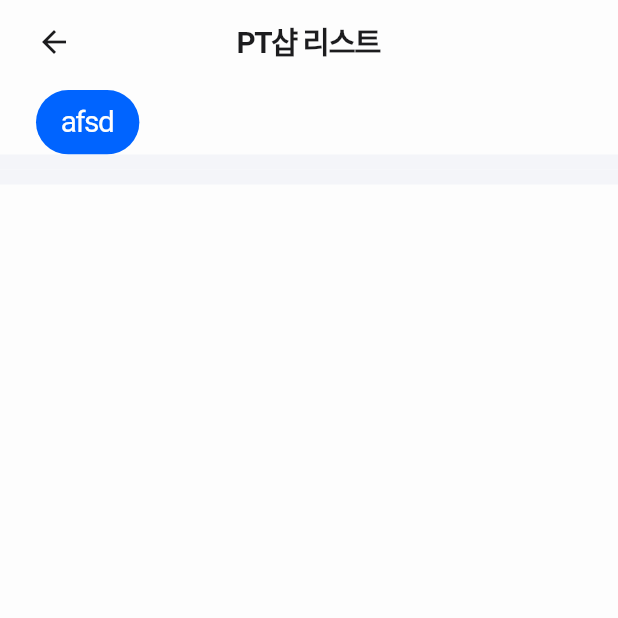
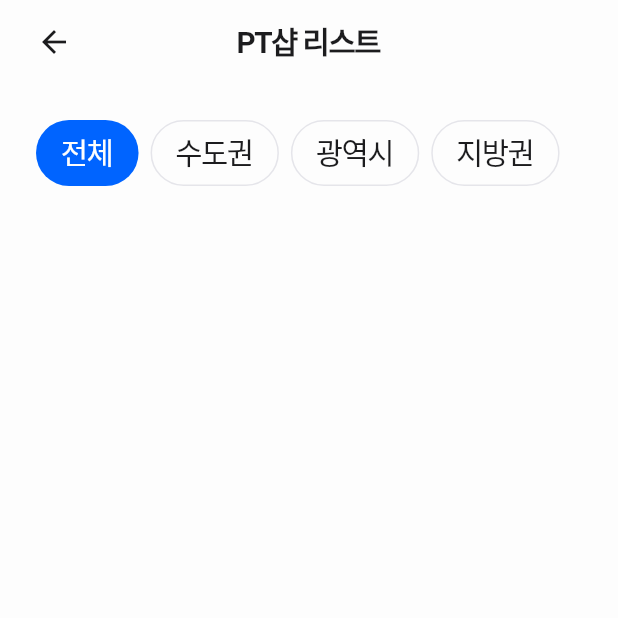
Before and after one commit to yeongwooCho/cafe, a Flutter app: the PersonalTrainingListScreen screen opened by its route, on a phone screen of 412 x 824 dp, the top half of it. Run offline on Flutter 3.47's test engine with Material 3 defaults, Android fonts, the phone set to English and light mode, and no system bars; our stand-ins replace flutter_riverpod, fluttertoast, go_router, grouped_list, loading_animation_widget, multi_dropdown and 2 more; missing offline and left inert: hidable; Roboto replaces fonts that are missing (Pretendard).

Commit message:
[feat] personalTrainingProvider 구현: PT샵 전체보기 화면에 추가

```diff
--- /dev/null
+++ b/lib/personal_training/provider/personal_training_category_provider.dart
@@ -0,0 +1,27 @@
+import 'package:flutter_riverpod/flutter_riverpod.dart';
+
+enum PersonalTrainingCategoryStatus {
+  entire('전체'),
+  metropolitanArea('수도권'),
+  metropolitanCity('광역시'),
+  localArea('지방권');
+
+  const PersonalTrainingCategoryStatus(this.label);
+
+  final String label;
+}
+
+final personalTrainingCategorySelectedProvider =
+    StateProvider<PersonalTrainingCategoryStatus>(
+  (ref) => PersonalTrainingCategoryStatus.entire,
+);
+
+final personalTrainingCategoriesProvider =
+    StateProvider<List<PersonalTrainingCategoryStatus>>(
+  (ref) => [
+    PersonalTrainingCategoryStatus.entire,
+    PersonalTrainingCategoryStatus.metropolitanArea,
+    PersonalTrainingCategoryStatus.metropolitanCity,
+    PersonalTrainingCategoryStatus.localArea,
+  ],
+);
--- a/lib/personal_training/view/personal_training_list_screen.dart
+++ b/lib/personal_training/view/personal_training_list_screen.dart
@@ -1,11 +1,9 @@
-import 'package:cafe/common/component/horizontal_button_list.dart';
-import 'package:cafe/personal_training/provider/personal_training_provider.dart';
-import 'package:flutter/cupertino.dart';
+import 'package:cafe/personal_training/provider/personal_training_category_provider.dart';
 import 'package:flutter/material.dart';
-import 'package:flutter/widgets.dart';
 import 'package:flutter_riverpod/flutter_riverpod.dart';
 
-import '../../common/component/divider_container.dart';
+import '../../common/const/colors.dart';
+import '../../common/const/text_styles.dart';
 import '../../common/layout/default_app_bar.dart';
 import '../../common/layout/default_layout.dart';
 
@@ -16,26 +14,68 @@ class PersonalTrainingListScreen extends ConsumerWidget {
 
   @override
   Widget build(BuildContext context, WidgetRef ref) {
-    final pt = ref.watch(personalTrainingProvider);
-    final imageWidth = (MediaQuery.of(context).size.width - 48 - 16) / 3;
+    // final products = ref.watch(productProvider);
+    final categories = ref.watch(personalTrainingCategoriesProvider);
+    final selectedCategory =
+        ref.watch(personalTrainingCategorySelectedProvider);
+    // final randomProducts = ref.watch(productRandomProvider);
 
     return DefaultLayout(
       appbar: const DefaultAppBar(title: 'PT샵 리스트'),
-      child: SingleChildScrollView(
-        physics: const BouncingScrollPhysics(),
-        child: Column(
-          crossAxisAlignment: CrossAxisAlignment.stretch,
-          children: [
-            HorizontalButtonList(buttons: [
-              HorizontalButtonModel(
-                title: 'afsd',
-                onTap: () {},
-              ),
-            ]),
-            const DividerContainer(),
-            const DividerContainer(),
-          ],
-        ),
+      child: Column(
+        children: [
+          SizedBox(
+            height: 84.0,
+            child: ListView.separated(
+              padding:
+                  const EdgeInsets.symmetric(horizontal: 24.0, vertical: 20.0),
+              scrollDirection: Axis.horizontal,
+              itemBuilder: (BuildContext context, int index) {
+                final category = categories[index];
+
+                return Container(
+                  decoration: BoxDecoration(
+                    color:
+                        selectedCategory == category ? MyColor.primary : null,
+                    border: Border.all(
+                      width: 1.0,
+                      color: selectedCategory == category
+                          ? MyColor.empty
+                          : MyColor.middleGrey,
+                    ),
+                    borderRadius: BorderRadius.circular(100.0),
+                  ),
+                  child: InkWell(
+                    onTap: () {
+                      ref
+                          .read(
+                              personalTrainingCategorySelectedProvider.notifier)
+                          .state = category;
+                    },
+                    child: Padding(
+                      padding: const EdgeInsets.symmetric(
+                        horizontal: 16.0,
+                        vertical: 8.0,
+                      ),
+                      child: Text(
+                        category.label,
+                        style: MyTextStyle.bodyRegular.copyWith(
+                          color: selectedCategory == category
+                              ? MyColor.white
+                              : null,
+                        ),
+                      ),
+                    ),
+                  ),
+                );
+              },
+              separatorBuilder: (BuildContext context, int index) {
+                return const SizedBox(width: 8.0);
+              },
+              itemCount: categories.length,
+            ),
+          ),
+        ],
       ),
     );
   }
```
